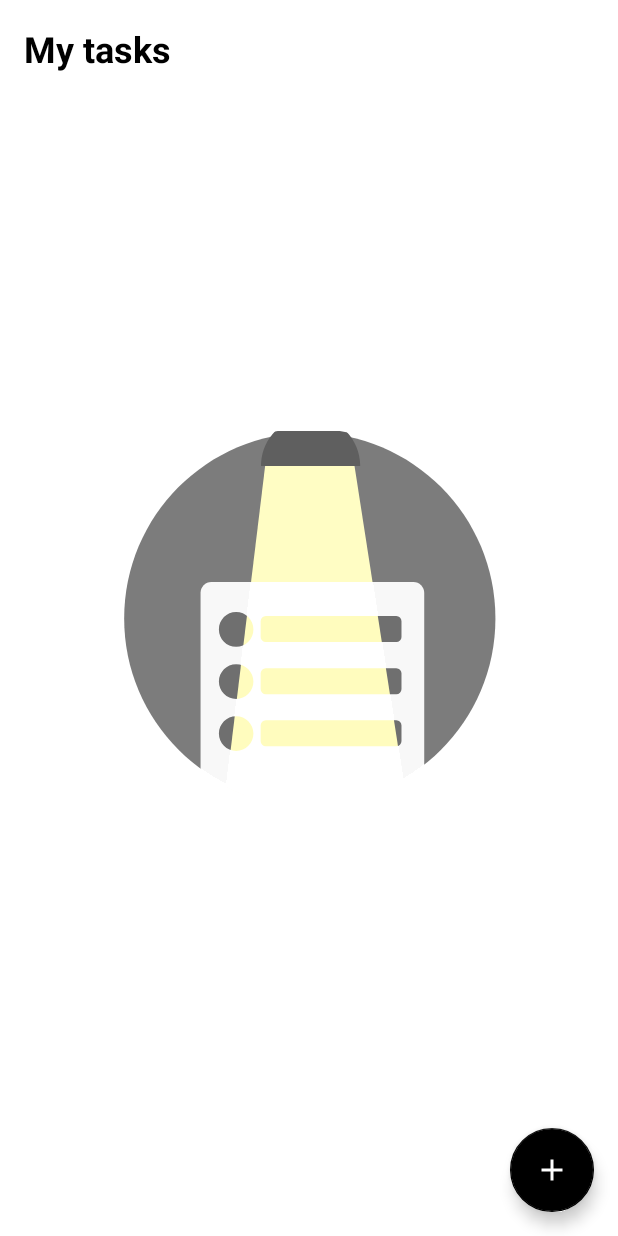
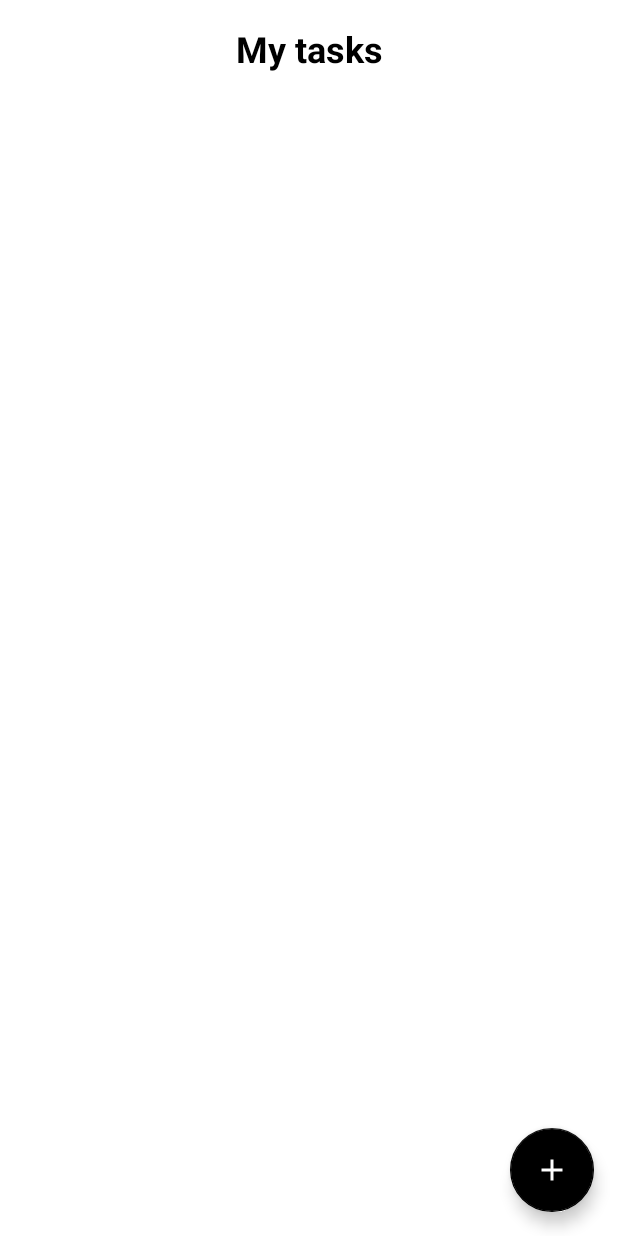
Before and after one commit to EduardoMaxwell/ToDoList, an Android app: the screen it shows after launch (MainActivity), on a phone screen of 412 x 824 dp. Run offline under Robolectric (Android 15) with nearby library versions, the phone set to English and light mode, and no system bars.

Commit message:
Added navigation graph && refactoring MainActivity.kt for use fragment.

```diff
--- a/app/build.gradle
+++ b/app/build.gradle
@@ -52,6 +52,7 @@ dependencies {
 
     // Room components
     implementation "androidx.room:room-ktx:$rootProject.roomVersion"
+    implementation 'androidx.legacy:legacy-support-v4:1.0.0'
     kapt "androidx.room:room-compiler:$rootProject.roomVersion"
     androidTestImplementation "androidx.room:room-testing:$rootProject.roomVersion"
 
--- a/app/src/main/java/br/com/eduardomaxwell/todolist/ui/MainActivity.kt
+++ b/app/src/main/java/br/com/eduardomaxwell/todolist/ui/MainActivity.kt
@@ -1,108 +1,27 @@
 package br.com.eduardomaxwell.todolist.ui
 
-import android.app.Activity
-import android.content.Intent
+import android.os.Bundle
 import androidx.appcompat.app.AppCompatActivity
-import android.os.Bundle
-import android.view.View
-import android.widget.Toast
-import androidx.activity.viewModels
-import androidx.recyclerview.widget.LinearLayoutManager
-import androidx.recyclerview.widget.RecyclerView
-import br.com.eduardomaxwell.todolist.TaskApplication
-import br.com.eduardomaxwell.todolist.databinding.ActivityMainBinding
-import br.com.eduardomaxwell.todolist.model.Task
-import br.com.eduardomaxwell.todolist.ui.viewmodel.TaskViewModel
-import br.com.eduardomaxwell.todolist.ui.viewmodel.TaskViewModelFactory
-import com.google.gson.Gson
+import androidx.navigation.NavController
+import androidx.navigation.fragment.NavHostFragment
+import br.com.eduardomaxwell.todolist.R
 
-class MainActivity : AppCompatActivity() {
-
-    private val newTaskActivityRequestCode = 1
-    private lateinit var binding: ActivityMainBinding
-    private val taskAdapter = TaskAdapter()
-    private val taskViewModel: TaskViewModel by viewModels {
-        TaskViewModelFactory((application as TaskApplication).repository)
-    }
+class MainActivity : AppCompatActivity(R.layout.activity_main) {
+    private lateinit var navController: NavController
 
     override fun onCreate(savedInstanceState: Bundle?) {
         super.onCreate(savedInstanceState)
-        binding = ActivityMainBinding.inflate(layoutInflater)
-        setContentView(binding.root)
 
-        setupRecycler()
-        setListeners()
+        val navHostFragment = supportFragmentManager
+            .findFragmentById(R.id.nav_host_fragment) as NavHostFragment
 
-        taskViewModel.allTasks.observe(this, { tasks ->
-            tasks?.let {
-                if (it.isEmpty()) {
-                    binding.emptyRv.emptyState.visibility = View.VISIBLE
-                } else {
-                    binding.emptyRv.emptyState.visibility = View.GONE
-                }
-                taskAdapter.submitList(it)
-            }
-        })
+        navController = navHostFragment.navController
+
+//        setupActionBarWithNavController(this, navController)
     }
 
-    private fun setListeners() {
-        binding.fabAddTask.setOnClickListener {
-            val intent = AddTaskActivity.getStartIntent(this@MainActivity)
-            this@MainActivity.startActivityForResult(intent, newTaskActivityRequestCode)
-        }
-
-        taskAdapter.listenerEdit = {
-            val intent = AddTaskActivity.getStartIntent(this@MainActivity)
-            intent.putExtra("idTask", it)
-            this@MainActivity.startActivityForResult(intent, AddTaskActivity.CREATE_NEW_TASK)
-        }
-
-        taskAdapter.listenerDelete = {
-            taskViewModel.delete(it)
-            setupRecycler()
-        }
-
-        binding.rvTasks.addOnScrollListener(object : RecyclerView.OnScrollListener() {
-            override fun onScrolled(recyclerView: RecyclerView, dx: Int, dy: Int) {
-                super.onScrolled(recyclerView, dx, dy)
-                if (dy > 0 && binding.fabAddTask.visibility == View.VISIBLE) {
-                    binding.fabAddTask.hide()
-                } else if (dy < 0 && binding.fabAddTask.visibility != View.VISIBLE) {
-                    binding.fabAddTask.show()
-                }
-            }
-        })
-    }
-
-    private fun setupRecycler() {
-
-        binding.rvTasks.run {
-            setHasFixedSize(true)
-            adapter = taskAdapter
-            layoutManager = LinearLayoutManager(this@MainActivity)
-        }
+    override fun onSupportNavigateUp(): Boolean {
+        return navController.navigateUp() || super.onSupportNavigateUp()
 
     }
-
-    override fun onActivityResult(requestCode: Int, resultCode: Int, data: Intent?) {
-        super.onActivityResult(requestCode, resultCode, data)
-
-        if (requestCode == newTaskActivityRequestCode && resultCode == Activity.RESULT_OK) {
-            data?.getStringExtra(AddTaskActivity.EXTRA_TASK)?.let {
-
-                val gson = Gson()
-
-                val task = gson.fromJson(it, Task::class.java)
-                println(it)
-                taskViewModel.insert(task)
-            }
-
-        } else {
-            Toast.makeText(
-                applicationContext,
-                "Empty not saved",
-                Toast.LENGTH_LONG
-            ).show()
-        }
-    }
 }
--- a/app/src/main/res/layout/activity_main.xml
+++ b/app/src/main/res/layout/activity_main.xml
@@ -1,43 +1,19 @@
 <?xml version="1.0" encoding="utf-8"?>
 <androidx.constraintlayout.widget.ConstraintLayout xmlns:android="http://schemas.android.com/apk/res/android"
     xmlns:app="http://schemas.android.com/apk/res-auto"
-    xmlns:tools="http://schemas.android.com/tools"
     android:layout_width="match_parent"
     android:layout_height="match_parent">
 
-    <TextView
-        android:id="@+id/tvTitle"
-        android:layout_width="wrap_content"
-        android:layout_height="wrap_content"
-        android:layout_margin="16dp"
-        android:text="@string/title_tasks"
-        android:textColor="@color/black"
-        android:textSize="24sp"
-        android:textStyle="bold"
-        app:layout_constraintStart_toStartOf="parent"
-        app:layout_constraintTop_toTopOf="parent" />
-
-
-    <include android:id="@+id/emptyRv" layout="@layout/empty_state" />
-
-
-    <androidx.recyclerview.widget.RecyclerView
-        android:id="@+id/rvTasks"
+    <androidx.fragment.app.FragmentContainerView
+        android:id="@+id/nav_host_fragment"
+        android:name="androidx.navigation.fragment.NavHostFragment"
         android:layout_width="match_parent"
         android:layout_height="0dp"
-        app:layoutManager="androidx.recyclerview.widget.LinearLayoutManager"
-        app:layout_constraintBottom_toBottomOf="parent"
-        app:layout_constraintTop_toBottomOf="@id/tvTitle"
-        tools:itemCount="10"
-        tools:listitem="@layout/item_task" />
-
-    <com.google.android.material.floatingactionbutton.FloatingActionButton
-        android:id="@+id/fabAddTask"
-        android:layout_width="wrap_content"
-        android:layout_height="wrap_content"
-        android:layout_margin="16dp"
-        android:contentDescription="@string/description_fab"
+        app:defaultNavHost="true"
         app:layout_constraintBottom_toBottomOf="parent"
         app:layout_constraintEnd_toEndOf="parent"
-        app:srcCompat="@drawable/ic_add" />
+        app:layout_constraintStart_toStartOf="parent"
+        app:layout_constraintTop_toTopOf="parent"
+        app:navGraph="@navigation/nav_graph" />
+
 </androidx.constraintlayout.widget.ConstraintLayout>
--- a/app/src/main/res/layout/fragment_task_list.xml
+++ b/app/src/main/res/layout/fragment_task_list.xml
@@ -1,14 +1,42 @@
 <?xml version="1.0" encoding="utf-8"?>
-<FrameLayout xmlns:android="http://schemas.android.com/apk/res/android"
+<androidx.constraintlayout.widget.ConstraintLayout xmlns:android="http://schemas.android.com/apk/res/android"
+    xmlns:app="http://schemas.android.com/apk/res-auto"
     xmlns:tools="http://schemas.android.com/tools"
     android:layout_width="match_parent"
     android:layout_height="match_parent"
     tools:context=".ui.TaskListFragment">
 
-    <!-- TODO: Update blank fragment layout -->
     <TextView
+        android:id="@+id/tvTitle"
         android:layout_width="match_parent"
-        android:layout_height="match_parent"
-        android:text="@string/hello_blank_fragment" />
+        android:layout_height="wrap_content"
+        android:layout_margin="16dp"
+        android:gravity="center"
+        android:text="@string/title_tasks"
+        android:textColor="@color/black"
+        android:textSize="24sp"
+        android:textStyle="bold"
+        app:layout_constraintStart_toStartOf="parent"
+        app:layout_constraintTop_toTopOf="parent" />
 
-</FrameLayout>
+    <androidx.recyclerview.widget.RecyclerView
+        android:id="@+id/rvTasks"
+        android:layout_width="match_parent"
+        android:layout_height="0dp"
+        app:layout_constraintBottom_toBottomOf="parent"
+        app:layout_constraintEnd_toEndOf="parent"
+        app:layout_constraintStart_toStartOf="parent"
+        app:layout_constraintTop_toBottomOf="@id/tvTitle"
+        tools:itemCount="10"
+        tools:listitem="@layout/item_task" />
+
+    <com.google.android.material.floatingactionbutton.FloatingActionButton
+        android:id="@+id/fabAddTask"
+        android:layout_width="wrap_content"
+        android:layout_height="wrap_content"
+        android:layout_margin="16dp"
+        android:contentDescription="@string/description_fab_new_task"
+        app:layout_constraintBottom_toBottomOf="parent"
+        app:layout_constraintEnd_toEndOf="parent"
+        app:srcCompat="@drawable/ic_add" />
+</androidx.constraintlayout.widget.ConstraintLayout>
--- /dev/null
+++ b/app/src/main/res/navigation/nav_graph.xml
@@ -0,0 +1,52 @@
+<?xml version="1.0" encoding="utf-8"?>
+<navigation xmlns:android="http://schemas.android.com/apk/res/android"
+    xmlns:app="http://schemas.android.com/apk/res-auto"
+    xmlns:tools="http://schemas.android.com/tools"
+    android:id="@+id/nav_graph"
+    app:startDestination="@id/taskListFragment">
+    <fragment
+        android:id="@+id/taskListFragment"
+        android:name="br.com.eduardomaxwell.todolist.ui.TaskListFragment"
+        android:label="@string/app_name"
+        tools:layout="@layout/fragment_task_list">
+        <action
+            android:id="@+id/action_taskListFragment_to_taskDetailFragment"
+            app:destination="@id/taskDetailFragment" />
+        <action
+            android:id="@+id/action_taskListFragment_to_addTaskFragment"
+            app:destination="@id/addTaskFragment" />
+    </fragment>
+
+    <fragment
+        android:id="@+id/taskDetailFragment"
+        android:name="br.com.eduardomaxwell.todolist.ui.TaskDetailFragment"
+        android:label="@string/task_detail_fragment_title"
+        tools:layout="@layout/fragment_task_detail">
+        <argument
+            android:name="task_id"
+            app:argType="integer" />
+        <action
+            android:id="@+id/action_taskDetailFragment_to_addTaskFragment"
+            app:destination="@id/addTaskFragment" />
+    </fragment>
+
+    <fragment
+        android:id="@+id/addTaskFragment"
+        android:name="br.com.eduardomaxwell.todolist.ui.AddTaskFragment"
+        android:label="{title}"
+        tools:layout="@layout/fragment_add_task">
+        <argument
+            android:name="title"
+            app:argType="string" />
+        <argument
+            android:name="task_id"
+            android:defaultValue="-1"
+            app:argType="integer" />
+        <action
+            android:id="@+id/action_addTaskFragment_to_taskListFragment"
+            app:destination="@id/taskListFragment"
+            app:popUpTo="@id/taskListFragment"
+            app:popUpToInclusive="true" />
+    </fragment>
+
+</navigation>
--- a/app/src/main/res/values/strings.xml
+++ b/app/src/main/res/values/strings.xml
@@ -1,12 +1,15 @@
 <resources>
     <string name="app_name">ToDo List</string>
     <string name="title_tasks">My tasks</string>
+
     <string name="description_fab">Add new task</string>
+    <string name="description_fab_new_task">Add new task</string>
 
     <string name="edt_title_hint">Title <font color='#FF0000'>*</font></string>
     <string name="edt_description_hint">Description</string>
     <string name="edt_date_hint">Date <font color='#FF0000'>*</font></string>
     <string name="edt_hour_hint">Hour <font color='#FF0000'>*</font></string>
+    <string name="task_detail_fragment_title">Task Details</string>
 
     <string name="txt_create_task">Create task</string>
     <string name="txt_cancel">Cancel</string>
@@ -14,4 +17,5 @@
     <string name="menu_edit">Edit</string>
     <string name="menu_delete">Delete</string>
     <string name="txtEmptyTasks">Oops! No task here.\n Click on the button below to start.</string>
+    <string name="hello_blank_fragment">Hello blank fragment</string>
 </resources>
```
